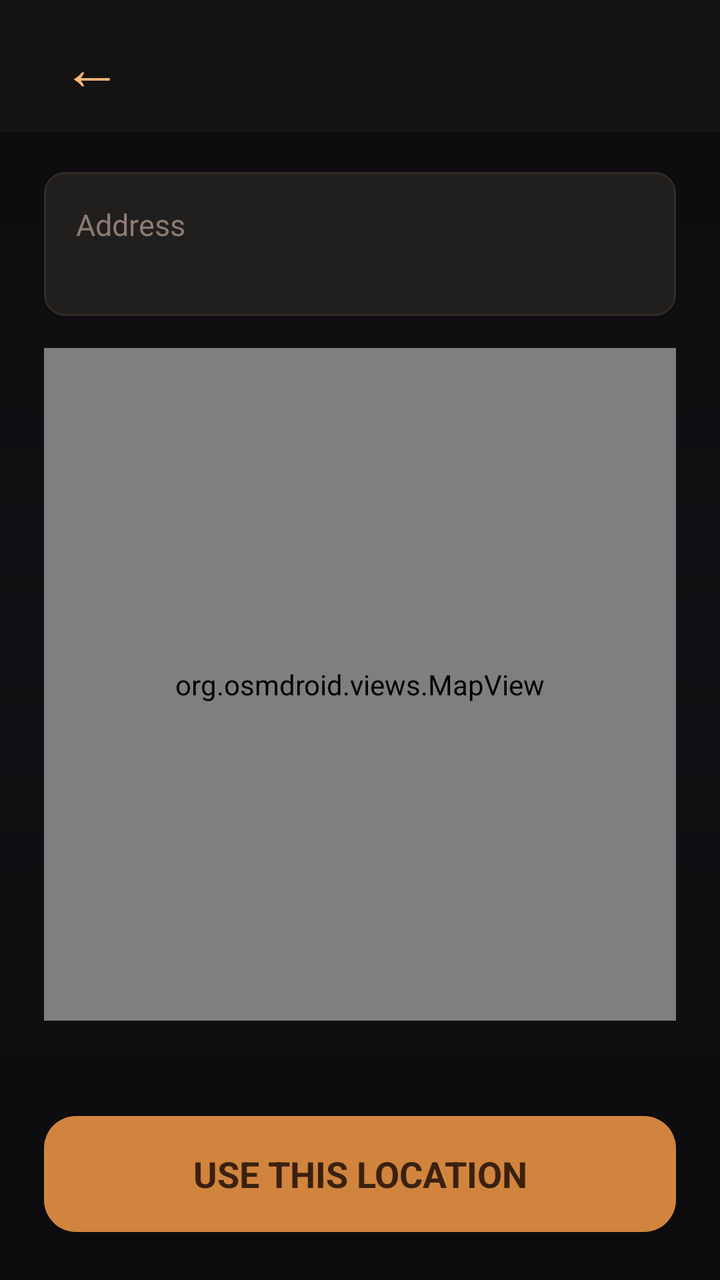
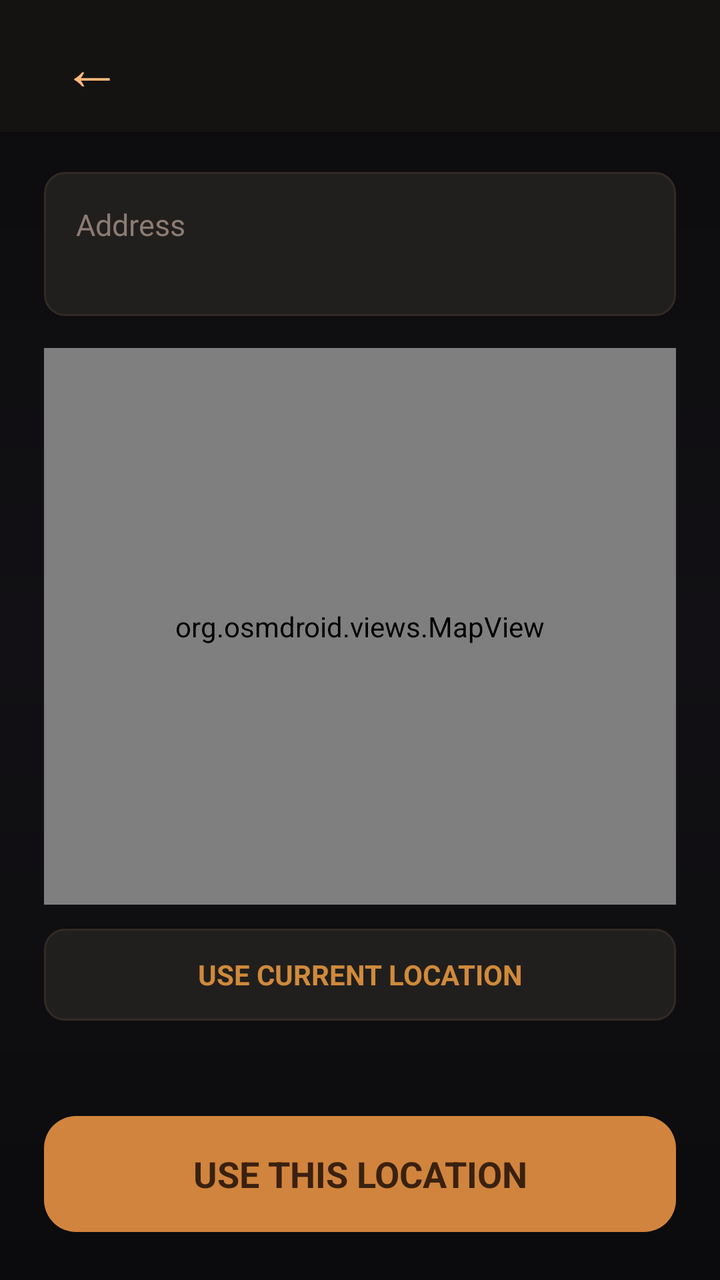

Compare the two renders of this Android layout. The source of the first and the diff that turns it into the second are given below.
<!-- AndroidManifest.xml: application theme Theme.PizzaTime -->
<!-- res/layout/fragment_map_picker.xml -->
<?xml version="1.0" encoding="utf-8"?>
<LinearLayout xmlns:android="http://schemas.android.com/apk/res/android"
    android:id="@+id/mapPickerRoot"
    android:layout_width="match_parent"
    android:layout_height="match_parent"
    android:background="@drawable/bg_app_dark"
    android:orientation="vertical">

    <LinearLayout
        android:layout_width="match_parent"
        android:layout_height="66dp"
        android:background="@drawable/bg_top_bar_dark"
        android:gravity="center_vertical"
        android:orientation="horizontal"
        android:paddingHorizontal="24dp">

        <TextView
            android:id="@+id/btnBack"
            android:layout_width="44dp"
            android:layout_height="44dp"
            android:gravity="center"
            android:text="@string/common_back_arrow"
            android:textColor="@color/pt_gold_light"
            android:textSize="30sp" />

        <TextView
            android:id="@+id/tvMapPickerTitle"
            android:layout_width="0dp"
            android:layout_height="wrap_content"
            android:layout_marginStart="12dp"
            android:layout_weight="1"
            android:fontFamily="serif"
            android:textColor="@color/pt_gold_light"
            android:textSize="24sp"
            android:textStyle="bold" />

    </LinearLayout>

    <LinearLayout
        android:layout_width="match_parent"
        android:layout_height="match_parent"
        android:orientation="vertical"
        android:paddingHorizontal="22dp"
        android:paddingTop="20dp"
        android:paddingBottom="24dp">

        <EditText
            android:id="@+id/edtMapAddress"
            android:layout_width="match_parent"
            android:layout_height="72dp"
            android:background="@drawable/bg_order_note"
            android:gravity="top|start"
            android:hint="@string/map_picker_address_hint"
            android:inputType="textMultiLine|textPostalAddress"
            android:padding="16dp"
            android:textColor="@color/pt_text_primary"
            android:textColorHint="@color/pt_text_muted"
            android:textSize="15sp" />

        <org.osmdroid.views.MapView
            android:id="@+id/mapView"
            android:layout_width="match_parent"
            android:layout_height="0dp"
            android:layout_marginTop="16dp"
            android:layout_weight="1" />

        <TextView
            android:id="@+id/tvSelectedCoordinate"
            android:layout_width="match_parent"
            android:layout_height="wrap_content"
            android:layout_marginTop="14dp"
            android:textColor="@color/pt_text_secondary"
            android:textSize="13sp" />

        <TextView
            android:id="@+id/btnUseLocation"
            android:layout_width="match_parent"
            android:layout_height="58dp"
            android:layout_marginTop="16dp"
            android:background="@drawable/bg_button_primary_gold"
            android:gravity="center"
            android:text="@string/map_picker_use_location"
            android:textColor="@color/pt_text_dark"
            android:textSize="18sp"
            android:textStyle="bold" />

    </LinearLayout>

</LinearLayout>
<!-- resources referenced by this layout -->
<resources>
  <color name="pt_gold_light">#FFB77B</color>
  <color name="pt_text_dark">#3A210F</color>
  <color name="pt_text_muted">#8D7C73</color>
  <color name="pt_text_primary">#F8EFE8</color>
  <color name="pt_text_secondary">#CDBFB4</color>
  <!-- drawable bg_app_dark (drawable) -->
  <?xml version="1.0" encoding="utf-8"?>
  <shape xmlns:android="http://schemas.android.com/apk/res/android">
      <gradient
          android:angle="270"
          android:startColor="@color/pt_black"
          android:centerColor="@color/pt_dark"
          android:endColor="@color/pt_black" />
  </shape>
  <!-- drawable bg_button_primary_gold (drawable) -->
  ﻿<shape xmlns:android="http://schemas.android.com/apk/res/android">
      <corners android:radius="16dp" />
      <solid android:color="#D1843D" />
  </shape>
  <!-- drawable bg_order_note (drawable) -->
  ﻿<shape xmlns:android="http://schemas.android.com/apk/res/android">
      <corners android:radius="10dp" />
      <solid android:color="#211F1D" />
      <stroke
          android:width="1dp"
          android:color="#332A25" />
      <padding
          android:left="16dp"
          android:top="14dp"
          android:right="16dp"
          android:bottom="14dp" />
  </shape>
  <!-- drawable bg_top_bar_dark (drawable) -->
  ﻿<shape xmlns:android="http://schemas.android.com/apk/res/android">
      <solid android:color="#151312" />
  </shape>
  <string name="common_back_arrow">←</string>
  <string name="map_picker_address_hint">Address</string>
  <string name="map_picker_use_location">USE THIS LOCATION</string>
  <style name="Theme.PizzaTime" parent="Theme.MaterialComponents.DayNight.NoActionBar">
          
          <item name="colorOnPrimary">@color/white</item>
          
          <item name="colorOnSecondary">@color/black</item>
          
          <item name="android:statusBarColor">?attr/colorPrimaryVariant</item>
          
      </style>
  <color name="pt_black">#0B0B0D</color>
  <color name="pt_dark">#121014</color>
  <color name="white">#FFFFFFFF</color>
  <color name="black">#FF000000</color>
</resources>

<!-- the commit's change to res/layout/fragment_map_picker.xml (unified diff, before → after) -->
@@ -65,6 +65,18 @@
             android:layout_weight="1" />
 
         <TextView
+            android:id="@+id/btnUseCurrentLocation"
+            android:layout_width="match_parent"
+            android:layout_height="46dp"
+            android:layout_marginTop="12dp"
+            android:background="@drawable/bg_payment_unselected"
+            android:gravity="center"
+            android:text="@string/map_picker_use_current_location"
+            android:textColor="@color/pt_gold"
+            android:textSize="14sp"
+            android:textStyle="bold" />
+
+        <TextView
             android:id="@+id/tvSelectedCoordinate"
             android:layout_width="match_parent"
             android:layout_height="wrap_content"
<!-- resource entries referenced after the edit -->
@@ -1,5 +1,6 @@
 <!-- resources referenced by this layout -->
 <resources>
+  <color name="pt_gold">#D08A3B</color>
   <color name="pt_gold_light">#FFB77B</color>
   <color name="pt_text_dark">#3A210F</color>
   <color name="pt_text_muted">#8D7C73</color>
@@ -32,12 +33,21 @@
           android:right="16dp"
           android:bottom="14dp" />
   </shape>
+  <!-- drawable bg_payment_unselected (drawable) -->
+  ﻿<shape xmlns:android="http://schemas.android.com/apk/res/android">
+      <corners android:radius="10dp" />
+      <solid android:color="#211F1D" />
+      <stroke
+          android:width="1dp"
+          android:color="#332A25" />
+  </shape>
   <!-- drawable bg_top_bar_dark (drawable) -->
   ﻿<shape xmlns:android="http://schemas.android.com/apk/res/android">
       <solid android:color="#151312" />
   </shape>
   <string name="common_back_arrow">←</string>
   <string name="map_picker_address_hint">Address</string>
+  <string name="map_picker_use_current_location">USE CURRENT LOCATION</string>
   <string name="map_picker_use_location">USE THIS LOCATION</string>
   <style name="Theme.PizzaTime" parent="Theme.MaterialComponents.DayNight.NoActionBar">
           
